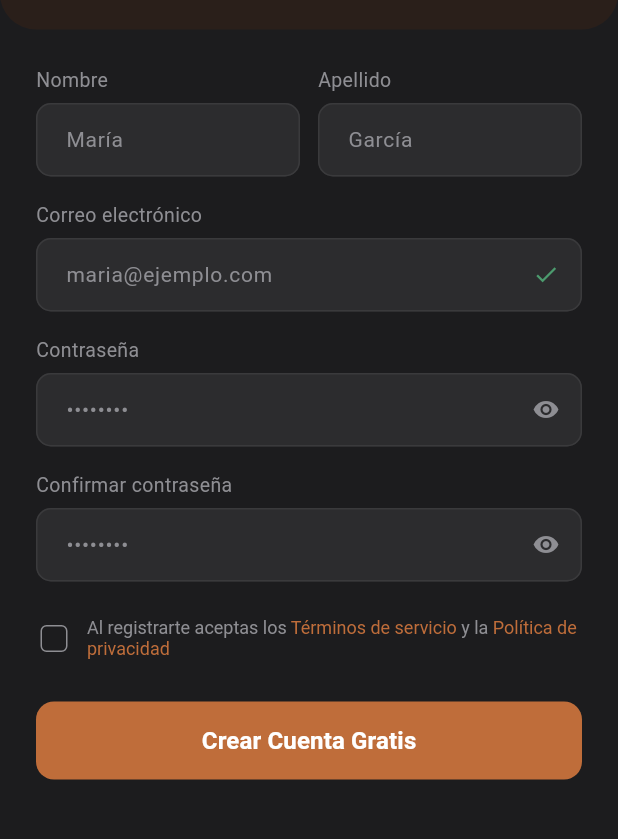
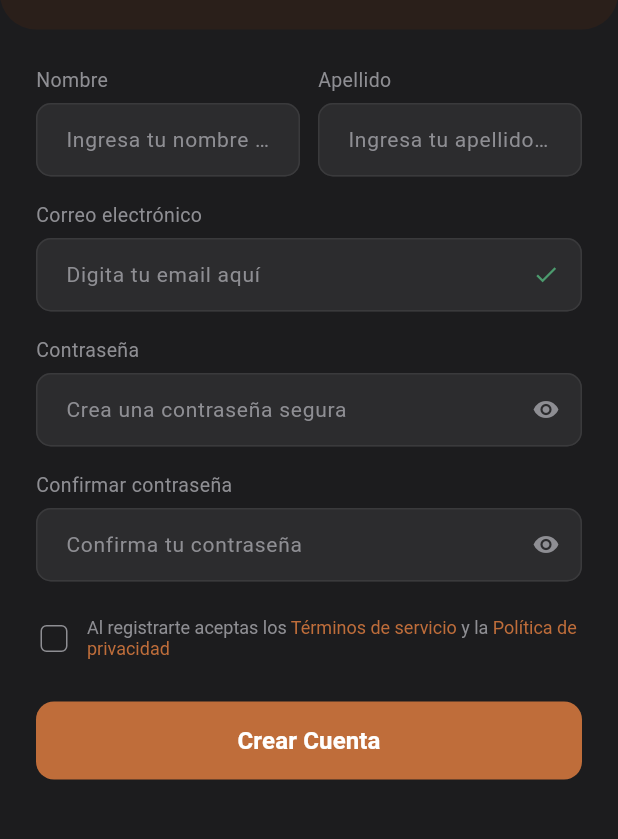
Before and after one commit to AngieB18/RyzeAI, a Flutter app: the screen it shows after launch, after a tap on "Go to Register", on a phone screen of 412 x 824 dp, the part 197-1036 px from its top. Run offline on Flutter 3.47's test engine with Material 3 defaults, Android fonts, the phone set to English and light mode, and no system bars; our stand-ins replace cloud_firestore, firebase_auth, firebase_core; accounts and stored records are empty.

Commit message:
feat(auth): add user registration using Firebase Authentication and store user data in Firestore

```diff
--- a/lib/auth/pages/register_page.dart
+++ b/lib/auth/pages/register_page.dart
@@ -3,6 +3,8 @@ import 'package:flutter/material.dart';
 import '../../core/constants/app_colors.dart';
 import '../../core/validators/register_validators.dart';
 import '../widgets/password_strength_indicator.dart';
+import 'package:firebase_auth/firebase_auth.dart';
+import 'package:cloud_firestore/cloud_firestore.dart';
 
 class RegisterPage extends StatefulWidget {
   const RegisterPage({super.key});
@@ -35,7 +37,7 @@ class _RegisterPageState extends State<RegisterPage> {
     super.dispose();
   }
 
-  void _submit() {
+  Future<void> _submit() async {
     if (_formKey.currentState!.validate()) {
       if (!_acceptTerms) {
         ScaffoldMessenger.of(context).showSnackBar(
@@ -46,7 +48,33 @@ class _RegisterPageState extends State<RegisterPage> {
         );
         return;
       }
-      // TODO: conectar con servicio de registro
+
+      try {
+        // Crear usuario en Firebase Authentication
+        UserCredential userCredential = await FirebaseAuth.instance
+            .createUserWithEmailAndPassword(
+              email: _emailController.text.trim(),
+              password: _passwordController.text.trim(),
+            );
+
+        String uid = userCredential.user!.uid;
+
+        // Guardar información adicional en Firestore
+        await FirebaseFirestore.instance.collection('users').doc(uid).set({
+          'firstName': _firstNameController.text.trim(),
+          'lastName': _lastNameController.text.trim(),
+          'email': _emailController.text.trim(),
+          'createdAt': Timestamp.now(),
+        });
+
+        ScaffoldMessenger.of(context).showSnackBar(
+          const SnackBar(content: Text('Cuenta creada correctamente')),
+        );
+      } on FirebaseAuthException catch (e) {
+        ScaffoldMessenger.of(context).showSnackBar(
+          SnackBar(content: Text(e.message ?? 'Error al registrar')),
+        );
+      }
     }
   }
 
@@ -142,7 +170,7 @@ class _RegisterPageState extends State<RegisterPage> {
                             child: _buildTextField(
                               controller: _firstNameController,
                               label: 'Nombre',
-                              placeholder: 'María',
+                              placeholder: 'Ingresa tu nombre en este campo',
                               validator: RegisterValidators.validateFirstName,
                             ),
                           ),
@@ -151,7 +179,7 @@ class _RegisterPageState extends State<RegisterPage> {
                             child: _buildTextField(
                               controller: _lastNameController,
                               label: 'Apellido',
-                              placeholder: 'García',
+                              placeholder: 'Ingresa tu apellido en este campo',
                               validator: RegisterValidators.validateLastName,
                             ),
                           ),
@@ -163,7 +191,7 @@ class _RegisterPageState extends State<RegisterPage> {
                       _buildTextField(
                         controller: _emailController,
                         label: 'Correo electrónico',
-                        placeholder: 'maria@ejemplo.com',
+                        placeholder: 'Digita tu email aquí',
                         keyboardType: TextInputType.emailAddress,
                         validator: RegisterValidators.validateEmail,
                         suffix: const Icon(
@@ -178,7 +206,7 @@ class _RegisterPageState extends State<RegisterPage> {
                       _buildTextField(
                         controller: _passwordController,
                         label: 'Contraseña',
-                        placeholder: '••••••••',
+                        placeholder: 'Crea una contraseña segura',
                         obscureText: !_showPassword,
                         onChanged: (v) => setState(() => _passwordValue = v),
                         validator: RegisterValidators.validatePassword,
@@ -204,7 +232,7 @@ class _RegisterPageState extends State<RegisterPage> {
                       _buildTextField(
                         controller: _confirmPasswordController,
                         label: 'Confirmar contraseña',
-                        placeholder: '••••••••',
+                        placeholder: 'Confirma tu contraseña',
                         obscureText: !_showConfirmPassword,
                         validator: (v) =>
                             RegisterValidators.validateConfirmPassword(
@@ -287,7 +315,7 @@ class _RegisterPageState extends State<RegisterPage> {
                             elevation: 0,
                           ),
                           child: const Text(
-                            'Crear Cuenta Gratis',
+                            'Crear Cuenta',
                             style: TextStyle(
                               color: Colors.white,
                               fontSize: 16,
--- a/lib/main.dart
+++ b/lib/main.dart
@@ -1,7 +1,15 @@
 import 'package:flutter/material.dart';
+import 'package:firebase_core/firebase_core.dart';
+import 'firebase_options.dart';
 import 'auth/pages/login_page.dart';
 
-void main() {
+void main() async {
+  WidgetsFlutterBinding.ensureInitialized();
+
+  await Firebase.initializeApp(
+    options: DefaultFirebaseOptions.currentPlatform,
+  );
+
   runApp(const MyApp());
 }
 
```
Also changed, not shown: pubspec.yaml (+5 -2 lines), firebase.json (added), lib/firebase_options.dart (added), pubspec.lock, 7 other files.
